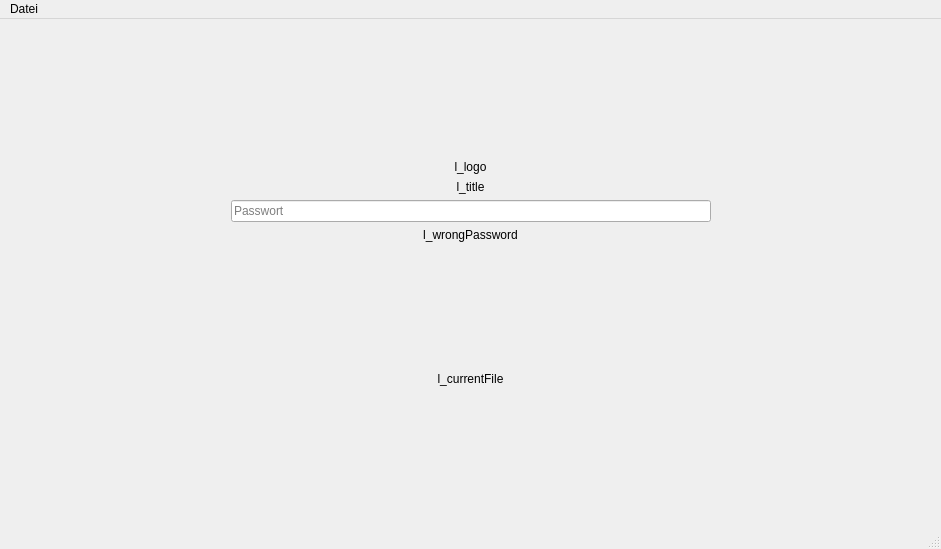
First picture: the form in mainwindow.ui, repository green-lion-racing/glr-database, before the edit.
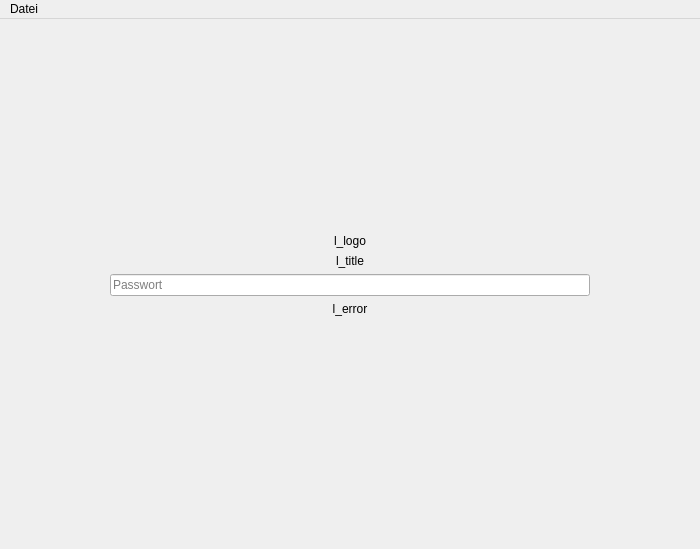
Second picture: the form after the edit.

Commit message: add current file used to status bar

```diff
--- a/mainwindow.ui
+++ b/mainwindow.ui
@@ -6,7 +6,7 @@
    <rect>
     <x>0</x>
     <y>0</y>
-    <width>941</width>
+    <width>700</width>
     <height>549</height>
    </rect>
   </property>
@@ -314,9 +314,12 @@
            </layout>
           </item>
           <item>
-           <widget class="QLabel" name="l_wrongPassword">
+           <widget class="QLabel" name="l_error">
+            <property name="enabled">
+             <bool>true</bool>
+            </property>
             <property name="text">
-             <string>l_wrongPassword</string>
+             <string>l_error</string>
             </property>
             <property name="alignment">
              <set>Qt::AlignCenter</set>
@@ -336,29 +339,6 @@
             </property>
            </spacer>
           </item>
-          <item>
-           <widget class="QLabel" name="l_currentFile">
-            <property name="text">
-             <string>l_currentFile</string>
-            </property>
-            <property name="alignment">
-             <set>Qt::AlignCenter</set>
-            </property>
-           </widget>
-          </item>
-          <item>
-           <spacer name="verticalSpacer_3">
-            <property name="orientation">
-             <enum>Qt::Vertical</enum>
-            </property>
-            <property name="sizeHint" stdset="0">
-             <size>
-              <width>20</width>
-              <height>40</height>
-             </size>
-            </property>
-           </spacer>
-          </item>
          </layout>
         </item>
        </layout>
@@ -372,7 +352,7 @@
     <rect>
      <x>0</x>
      <y>0</y>
-     <width>941</width>
+     <width>700</width>
      <height>21</height>
     </rect>
    </property>
@@ -397,7 +377,11 @@
    </widget>
    <addaction name="menuDatei"/>
   </widget>
-  <widget class="QStatusBar" name="statusbar"/>
+  <widget class="QStatusBar" name="statusbar">
+   <property name="sizeGripEnabled">
+    <bool>false</bool>
+   </property>
+  </widget>
   <action name="actionOpenDatabase">
    <property name="text">
     <string>Datenbank öffnen</string>
```
The commit also changes 4 other files.
